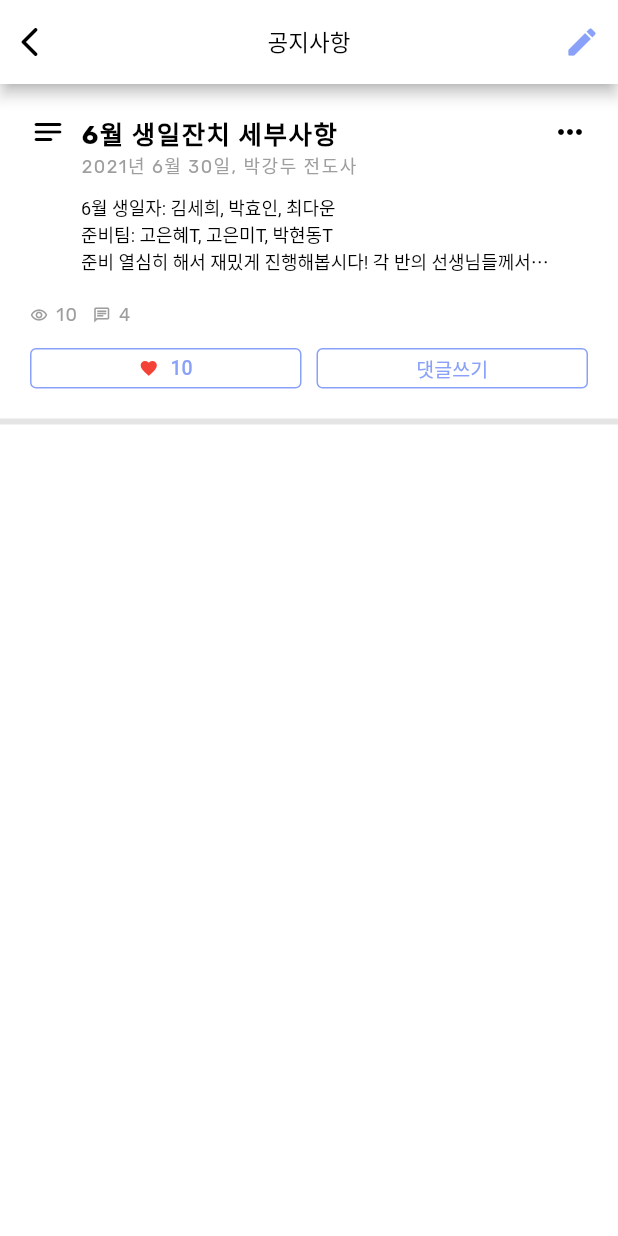
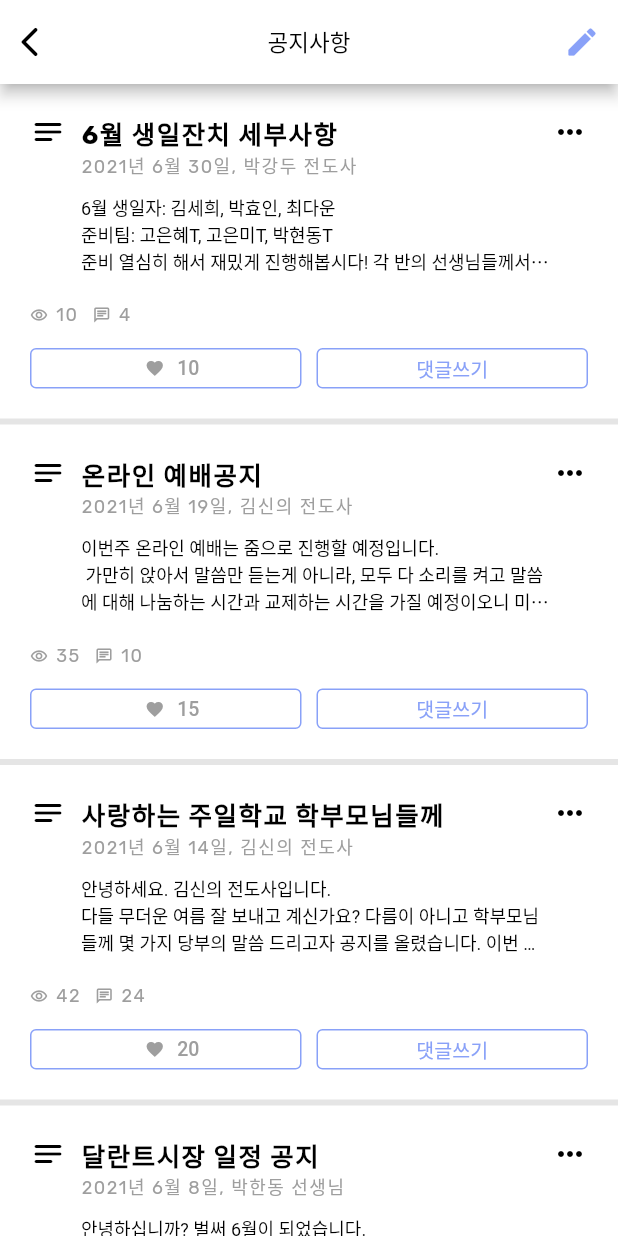
Before and after one commit to alexcho617/do-it-church, a Flutter app: the NoticeListRoute screen opened directly, on a phone screen of 412 x 824 dp. Run offline on Flutter 3.47's test engine with Material 2 defaults, Android fonts, the phone set to English and light mode, and no system bars; drawn by our look-alikes of like_button; our stand-ins replace cloud_firestore, firebase_auth, firebase_core; accounts and stored records are empty.

Commit message:
modify using listview and add likes function

```diff
--- a/lib/screens/notice_list.dart
+++ b/lib/screens/notice_list.dart
@@ -2,9 +2,11 @@ import 'package:do_it_church/constants.dart';
 import 'package:do_it_church/screens/landing_route.dart';
 import 'package:do_it_church/screens/notice_new.dart';
 import 'package:flutter/material.dart';
+import 'package:flutter/rendering.dart';
 import 'notice_detail.dart';
 import 'notice_new.dart';
 import 'package:firebase_auth/firebase_auth.dart';
+import 'package:like_button/like_button.dart';
 
 class NoticeListRoute extends StatefulWidget {
   @override
@@ -34,6 +36,16 @@ class _NoticeListRouteState extends State<NoticeListRoute> {
   }
 
   @override
+  final List<String> NoticeTitle = ["6월 생일잔치 세부사항", "온라인 예배공지", "사랑하는 주일학교 학부모님들께", "달란트시장 일정 공지"];
+  final List<String> NoticeSubTitle = ["2021년 6월 30일, 박강두 전도사", "2021년 6월 19일, 김신의 전도사", "2021년 6월 14일, 김신의 전도사", "2021년 6월 8일, 박한동 선생님"];
+  final List<String> NoticeContent = ['6월 생일자: 김세희, 박효인, 최다운\n준비팀: 고은혜T, 고은미T, 박현동T\n준비 열심히 해서 재밌게 진행해봅시다! 각 반의 선생님들께서는 아이들에게 생일잔치에 대한 문자 메세지를 하루 전 날에 꼬옥 보내주세요!',
+  '이번주 온라인 예배는 줌으로 진행할 예정입니다.\n 가만히 앉아서 말씀만 듣는게 아니라, 모두 다 소리를 켜고 말씀에 대해 나눔하는 시간과 교제하는 시간을 가질 예정이오니 미리 준비하시기 바랍니다.',
+  '안녕하세요. 김신의 전도사입니다.\n다들 무더운 여름 잘 보내고 계신가요? 다름이 아니고 학부모님들께 몇 가지 당부의 말씀 드리고자 공지를 올렸습니다. 이번 코로나 사태를 통해',
+  '안녕하십니까? 벌써 6월이 되었습니다.\n이번달 셋째 주 일요일인 6월 20일 예배 후 달란트 시장이 열릴 예정입니다. 자녀분이 가지고 있는 달란트 금액은 홈화면 상단의 아이콘에서 확인하실 수 있습니다.'];
+  List<int> NoticeView = [10, 35, 42, 45];
+  List<int> NoticeComment = [4, 10, 24, 20];
+  List<bool> isLiked = [false, false, false, false];
+  List<int> likeCount = [10, 15, 20, 30];
   Widget build(BuildContext context) {
     // var mediaQuery = MediaQuery.of(context);
     // final size = mediaQuery.size.width;
@@ -73,9 +85,10 @@ class _NoticeListRouteState extends State<NoticeListRoute> {
         ],
       ),
       body: Center(
-        child: Column(
-          children: <Widget>[
-            InkWell(
+        child: ListView.builder(
+          itemCount: NoticeTitle.length,
+          itemBuilder: (BuildContext context, int index) {
+            return InkWell(
               onTap: () {
                 Navigator.push(
                   context,
@@ -114,7 +127,7 @@ class _NoticeListRouteState extends State<NoticeListRoute> {
                                 Row(
                                   children: [
                                     Text(
-                                      '6월 생일잔치 세부사항',
+                                      '${NoticeTitle[index]}',
                                       style: kNoticeTitleTextStyle,
                                     ),
                                   ],
@@ -123,7 +136,7 @@ class _NoticeListRouteState extends State<NoticeListRoute> {
                                   children: [
                                     Text(
                                       //날짜 + 작성자 서버에서 받아서 변수로 출력
-                                      '2021년 6월 30일, 박강두 전도사',
+                                      '${NoticeSubTitle[index]}',
                                       style: kNoticeSubTitleTextStyle,
                                     ),
                                   ],
@@ -139,8 +152,7 @@ class _NoticeListRouteState extends State<NoticeListRoute> {
                                           maxLines: 3,
                                           text: TextSpan(
                                               text:
-                                              '6월 생일자: 김세희, 박효인, 최다운\n준비팀: 고은혜T, 고은미T, 박현동T\n'
-                                              '준비 열심히 해서 재밌게 진행해봅시다! 각 반의 선생님들께서는 아이들에게 생일잔치에 대한 문자 메세지를 하루 전 날에 꼬옥 보내주세요!',
+                                              '${NoticeContent[index]}',
                                               style: kNoticeContentTextStyle),
                                         ))
                                   ],
@@ -186,7 +198,7 @@ class _NoticeListRouteState extends State<NoticeListRoute> {
                         Container(
                           width: 5,
                         ),
-                        Text('10', style: kNoticeCountTextStyle),
+                        Text('${NoticeView[index]}', style: kNoticeCountTextStyle),
                         Container(
                           width: 10,
                         ),
@@ -194,7 +206,7 @@ class _NoticeListRouteState extends State<NoticeListRoute> {
                         Container(
                           width: 5,
                         ),
-                        Text('4', style: kNoticeCountTextStyle)
+                        Text('${NoticeComment[index]}', style: kNoticeCountTextStyle)
                       ],
                     ),
                     Container(
@@ -207,16 +219,34 @@ class _NoticeListRouteState extends State<NoticeListRoute> {
                           //ElevatedButton, OutlinedButton
                           child: SizedBox(
                             height: 27,
-                            child: OutlinedButton.icon(
-                              onPressed: () {},
-                              icon: Icon(
-                                Icons.favorite,
-                                color: Colors.red,
-                                size: 13,
+                            child: OutlinedButton(
+                              style: OutlinedButton.styleFrom(
+                                padding: EdgeInsets.zero
                               ),
-                              label: Text(
-                                '10',
-                                style: TextStyle(fontSize: 13),
+                              onPressed: () async {},
+                              child: LikeButton(
+                                isLiked: isLiked[index],
+                                likeCount: likeCount[index],
+                                likeBuilder: (isLiked){
+                                  final color = isLiked ? Colors.red : Colors.grey;
+
+                                  return Icon(Icons.favorite, color: color, size: 13);
+                                },
+                                likeCountPadding: EdgeInsets.zero,
+                                countBuilder: (count, isLiked, text) {
+                                  final color = isLiked ? Color(0xFF89A1F8) : Colors.grey;
+
+                                  return Text(
+                                    text,
+                                    style: TextStyle(fontSize: 13, color: color),
+                                  );
+                                },
+                                onTap: (isLiked) async{
+                                  this.isLiked[index] = !isLiked;
+                                  likeCount[index] += this.isLiked[index] ? 1 : -1;
+
+                                  return !isLiked;
+                                },
                               ),
                             ),
                           ),
@@ -229,12 +259,6 @@ class _NoticeListRouteState extends State<NoticeListRoute> {
                             height: 27,
                             child: OutlinedButton(
                               onPressed: () {
-                                Navigator.push(
-                                  context,
-                                  MaterialPageRoute(
-                                      builder: (context) => LandingRoute()),
-                                );
-                                setState(() {});
                               },
                               child:
                               Text('댓글쓰기', style: TextStyle(fontSize: 13)),
@@ -246,8 +270,8 @@ class _NoticeListRouteState extends State<NoticeListRoute> {
                   ],
                 ),
               ),
-            ),
-          ],
+            );
+          },
         ),
       ),
     );
--- a/pubspec.yaml
+++ b/pubspec.yaml
@@ -16,6 +16,7 @@ dependencies:
   firebase_core: ^1.4.0
   firebase_auth: ^3.0.1
   cloud_firestore: ^2.4.0
+  like_button: ^2.0.2
 
 dev_dependencies:
   flutter_test:
```
Also changed, not shown: pubspec.lock. Lines whose indentation alone changed are shown as unchanged.
